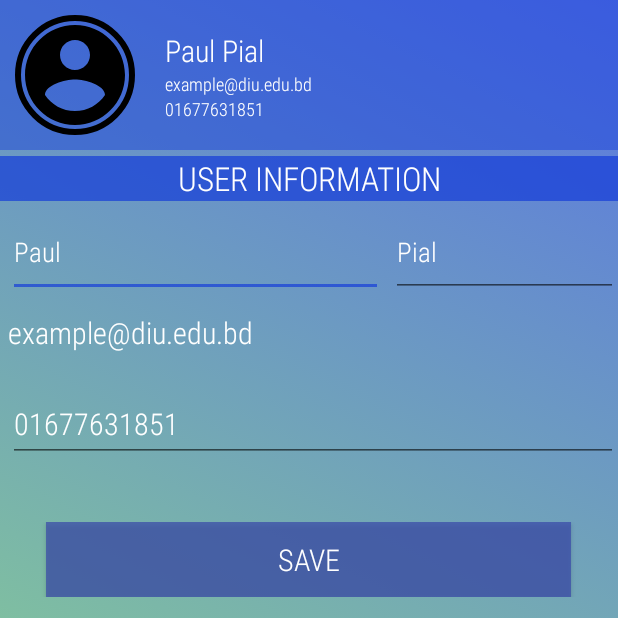
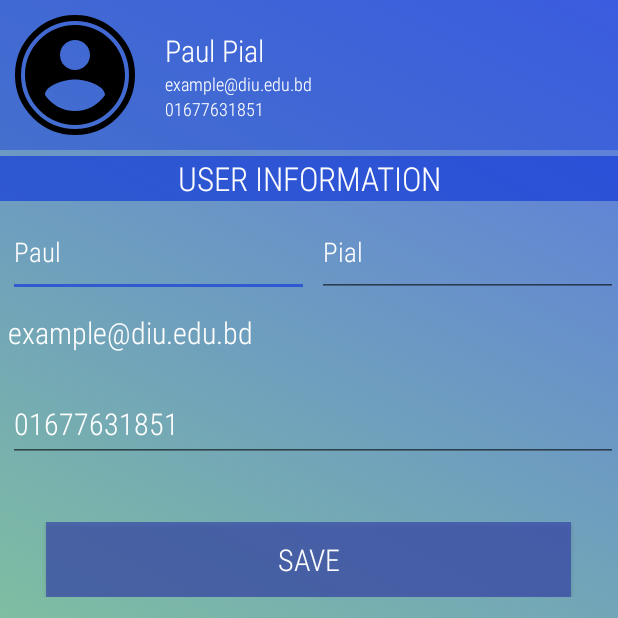
Before and after one commit to labibgb/ProjectDIU, an Android app: the user_profile screen opened directly, with no data from a screen before it, on a phone screen of 412 x 824 dp, the top half of it. Run offline under Robolectric (Android 15) with nearby library versions, the phone set to English and light mode, and no system bars; our stand-ins replace CircleImageView; Roboto replaces fonts that are not available here.

Commit message:
Update user_profile_activity

```diff
--- a/app/src/main/res/layout/activity_user_profile.xml
+++ b/app/src/main/res/layout/activity_user_profile.xml
@@ -89,16 +89,18 @@
         >
         <EditText
             android:id="@+id/fname"
-            android:layout_width="250dp"
+            android:layout_width="0dp"
             android:layout_height="match_parent"
+            android:layout_weight=".5"
             android:text="Paul"
             android:textColor="@color/colorText"
             />
         <EditText
             android:id="@+id/lname"
             android:layout_marginLeft="5dp"
-            android:layout_width="match_parent"
+            android:layout_width="0dp"
             android:layout_height="match_parent"
+            android:layout_weight=".5"
             android:text="Pial"
             android:textColor="@color/colorText"
             />
```
Also changed, not shown: 7 other files.
